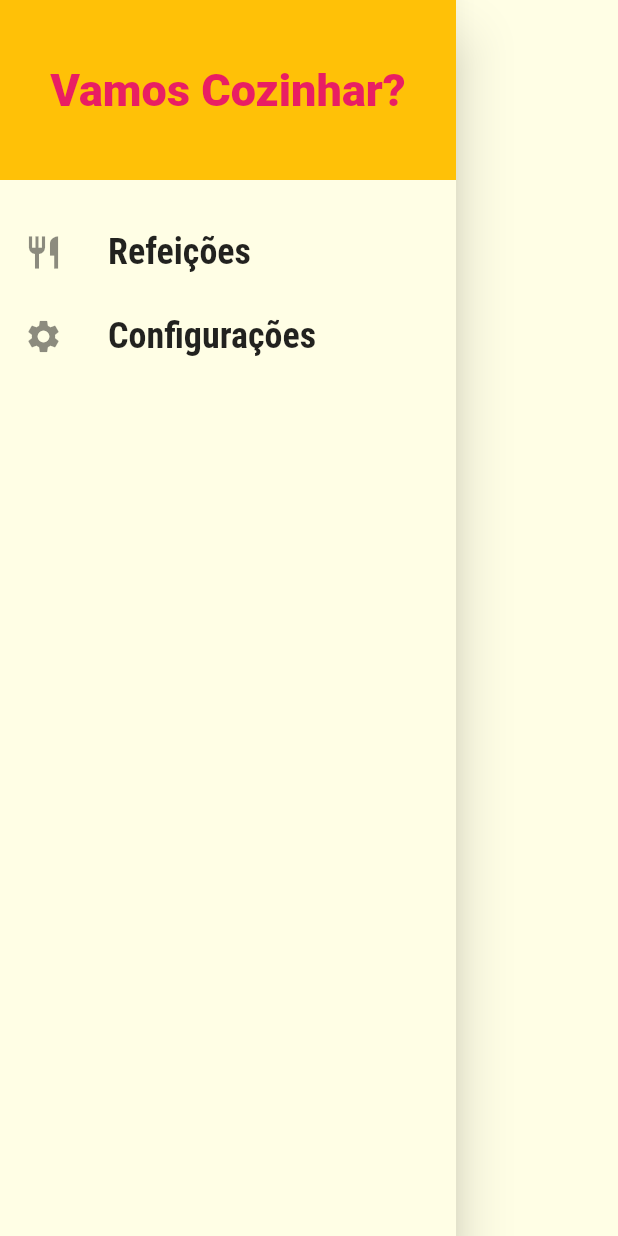
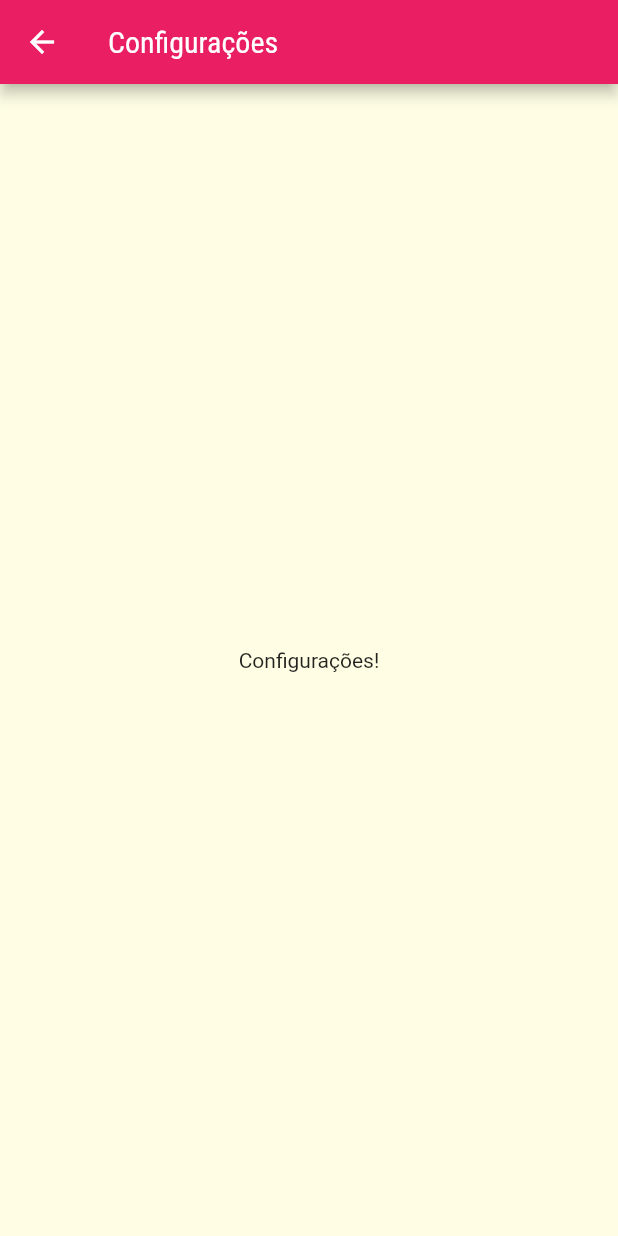
Before and after one commit to ViolaRafael/meals, a Flutter app: the MainDrawer widget shown alone on an empty page, opened directly, after a tap on "Configurações", on a phone screen of 412 x 824 dp. Run offline on Flutter 3.47's test engine with Material 2 defaults, Android fonts, the phone set to English and light mode, and no system bars; network calls fail.

Commit message:
Add Links to Drawer

```diff
--- a/lib/components/main_drawer.dart
+++ b/lib/components/main_drawer.dart
@@ -1,7 +1,8 @@
 import 'package:flutter/material.dart';
+import '../utils/app_routes.dart';
 
 class MainDrawer extends StatelessWidget {
-  Widget _createItem(IconData icon, String label) {
+  Widget _createItem(IconData icon, String label, Function() onTap) {
     return ListTile(
       leading: Icon(
         icon,
@@ -15,7 +16,7 @@ class MainDrawer extends StatelessWidget {
           fontWeight: FontWeight.bold,
         ),
       ),
-      onTap: () {},
+      onTap: onTap,
     );
   }
 
@@ -39,9 +40,19 @@ class MainDrawer extends StatelessWidget {
               ),
             ),
           ),
-          SizedBox(height: 20,),
-          _createItem(Icons.restaurant, 'Refeições'),
-          _createItem(Icons.settings, 'Configurações'),
+          SizedBox(
+            height: 20,
+          ),
+          _createItem(
+            Icons.restaurant,
+            'Refeições',
+            () => Navigator.of(context).pushNamed(AppRoutes.HOME),
+          ),
+          _createItem(
+            Icons.settings,
+            'Configurações',
+            () => Navigator.of(context).pushNamed(AppRoutes.SETTINGS),
+          ),
         ],
       ),
     );
--- a/lib/main.dart
+++ b/lib/main.dart
@@ -3,6 +3,7 @@ import 'screens/tabs_screen.dart';
 import 'package:meals/screens/categories_meals_screen.dart';
 import 'screens/meal_detail_screen.dart';
 import 'utils/app_routes.dart';
+import 'screens/settings_screen.dart';
 
 void main() => runApp(MyApp());
 
@@ -31,6 +32,7 @@ class MyApp extends StatelessWidget {
         AppRoutes.HOME: (ctx) => TabsScreen(),
         AppRoutes.CATEGORIESMEALS: (ctx) => CategoriesMealsScreen(),
         AppRoutes.MEAL_DETAIL: (ctx) => MealDetailScreen(),
+        AppRoutes.SETTINGS: (ctx) => SettingsScreen(),
       },
     );
   }
--- /dev/null
+++ b/lib/screens/settings_screen.dart
@@ -0,0 +1,14 @@
+import 'package:flutter/material.dart';
+
+class SettingsScreen extends StatelessWidget {
+  @override
+  Widget build(BuildContext context) {
+    return Scaffold(
+      appBar: AppBar(
+        title: Text('Configurações'),
+      ),
+      body: Center(child: Text('Configurações!'),
+      ),
+    );
+  }
+}
--- a/lib/screens/tabs_screen.dart
+++ b/lib/screens/tabs_screen.dart
@@ -38,7 +38,7 @@ class _TabsScreenState extends State<TabsScreen> {
         selectedItemColor: Theme.of(context).colorScheme.secondary,
         currentIndex: _selectedScreenIndex,
         items: [
-          BottomNavigationBarItem(
+           BottomNavigationBarItem(
             icon: Icon(Icons.category),
             label: 'Categorias',
           ),
--- a/lib/utils/app_routes.dart
+++ b/lib/utils/app_routes.dart
@@ -2,4 +2,5 @@ class AppRoutes {
   static const HOME = '/';
   static const CATEGORIESMEALS = '/categories-meals';
   static const MEAL_DETAIL = '/meal-detail';
+  static const SETTINGS = '/settings';
 }
```
